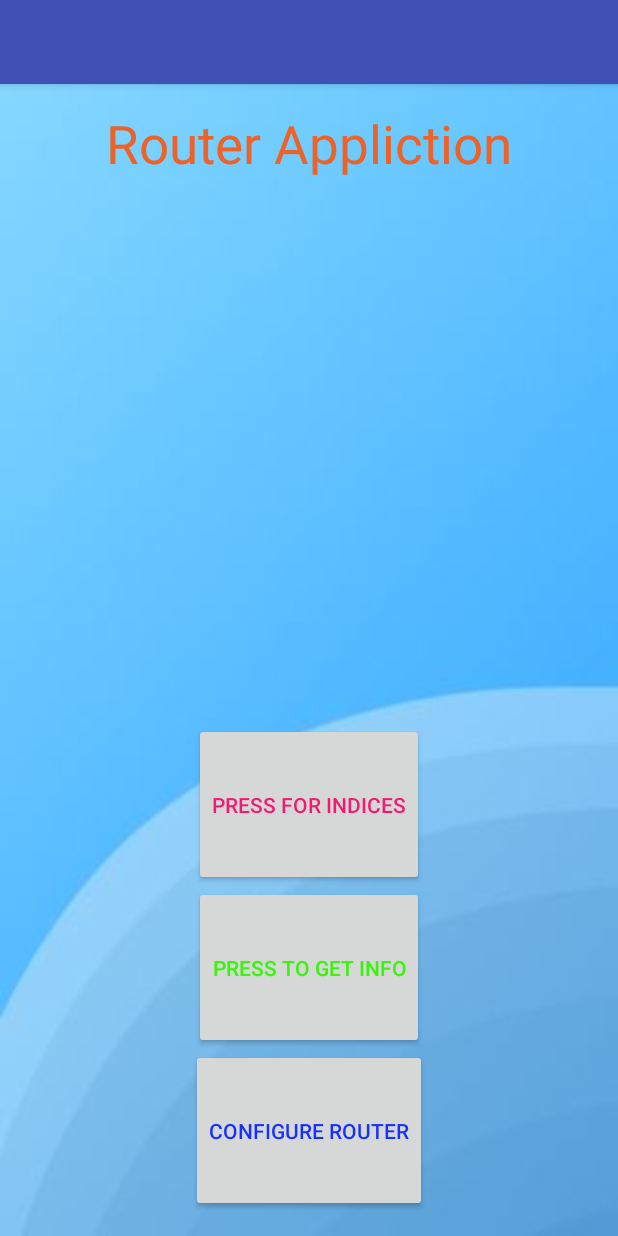
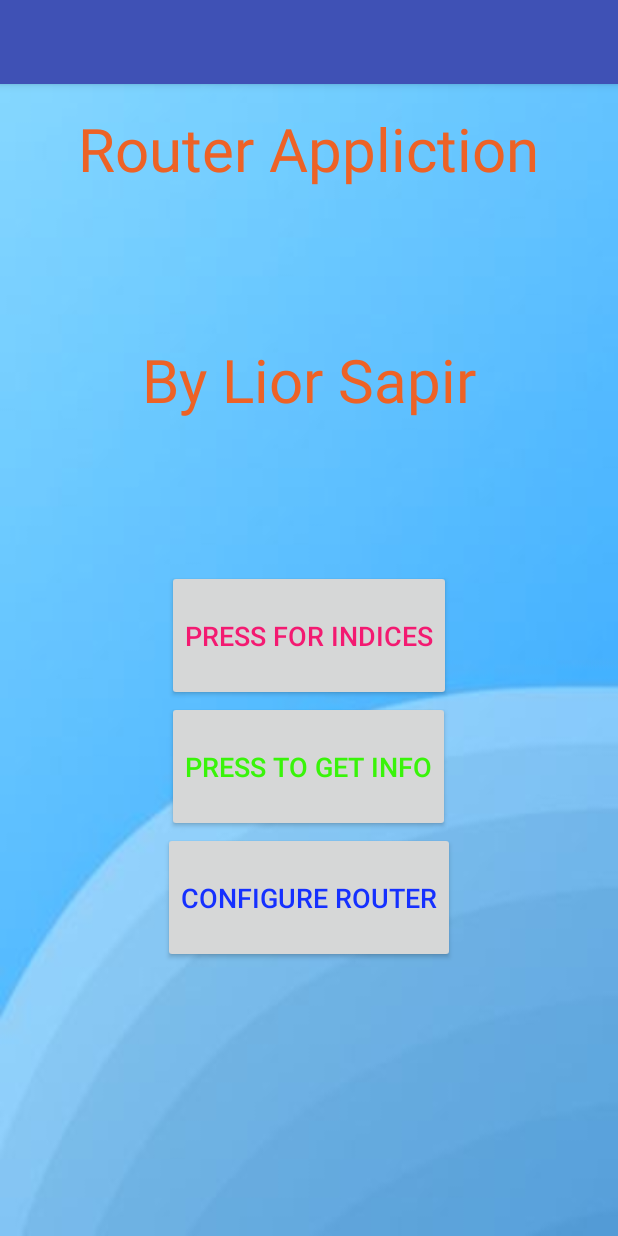
Before and after one commit to liorsap1/SW-Final-project-JCE-, an Android app: the screen it shows after launch (MainActivity), on a phone screen of 412 x 824 dp. Run offline under Robolectric (Android 15) with nearby library versions, the phone set to English and light mode, and no system bars.

Commit message:
Update prototype doc and adding clip

```diff
--- a/Code/WifiApp2/app/src/main/res/layout/activity_main.xml
+++ b/Code/WifiApp2/app/src/main/res/layout/activity_main.xml
@@ -39,16 +39,26 @@
                 android:text="Router Appliction"
                 android:layout_width="wrap_content"
                 android:layout_height="wrap_content"
-                android:textSize="35sp"
-                android:layout_weight="6"
+                android:textSize="40sp"
+                android:layout_weight="2.55"
                 android:textColor="#ed6226"
                 android:layout_gravity="center"
                 android:id="@+id/title"/>
+        <TextView
+                android:text="By Lior Sapir"
+                android:layout_width="wrap_content"
+                android:layout_height="wrap_content"
+                android:textSize="40sp"
+                android:layout_weight="2.55"
+                android:textColor="#ed6226"
+                android:layout_gravity="center"
+                android:id="@+id/t1"/>
         <Button
                 android:text="press for Indices"
                 android:layout_width="wrap_content"
                 android:layout_height="wrap_content"
                 android:layout_weight="1"
+                android:textSize="18sp"
                 android:textColor="#f31a71"
                 android:layout_gravity="center"
                 android:id="@+id/indices_button"
@@ -58,6 +68,7 @@
                 android:layout_width="wrap_content"
                 android:layout_height="wrap_content"
                 android:layout_weight="1"
+                android:textSize="18sp"
                 android:textColor="#39f40a"
                 android:layout_gravity="center"
                 android:id="@+id/info_button"
@@ -67,9 +78,20 @@
                 android:layout_width="wrap_content"
                 android:layout_height="wrap_content"
                 android:layout_weight="1"
+                android:textSize="18sp"
                 android:textColor="#1530ff"
                 android:layout_gravity="center"
                 android:id="@+id/config_route"/>
+
+        <TextView
+                android:text=""
+                android:layout_width="wrap_content"
+                android:layout_height="wrap_content"
+                android:textSize="35sp"
+                android:layout_weight="3"
+                android:textColor="#ed6226"
+                android:layout_gravity="center"
+                android:id="@+id/t2"/>
 
 
     </LinearLayout>
```
Also changed, not shown: 2 other files.
